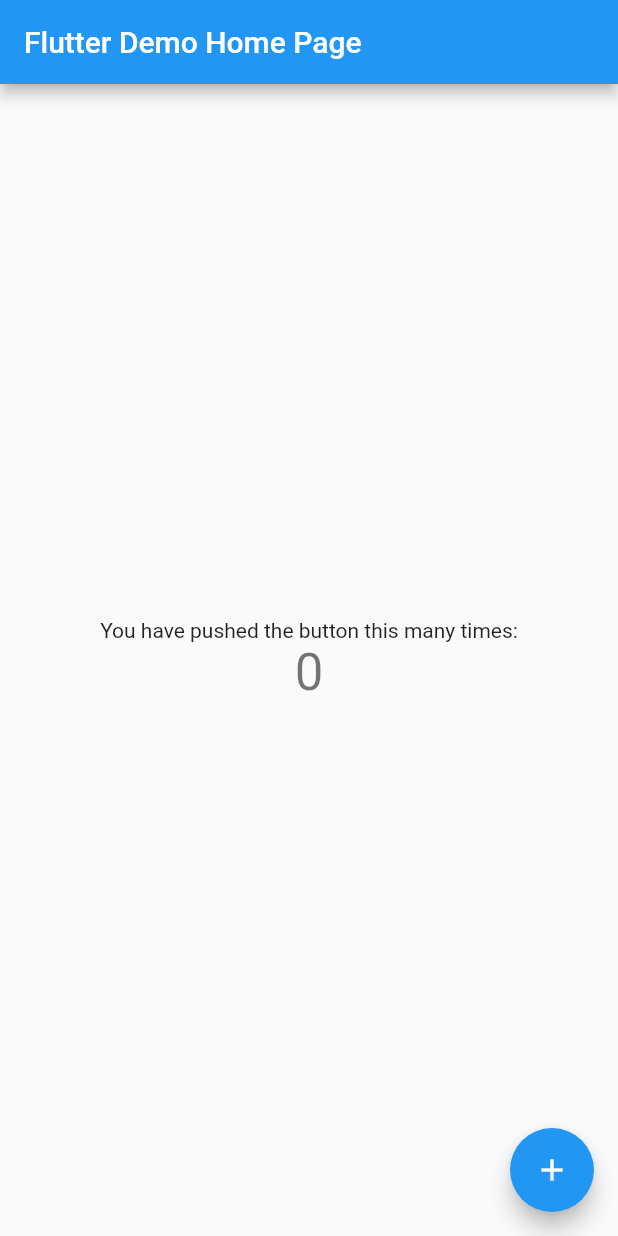
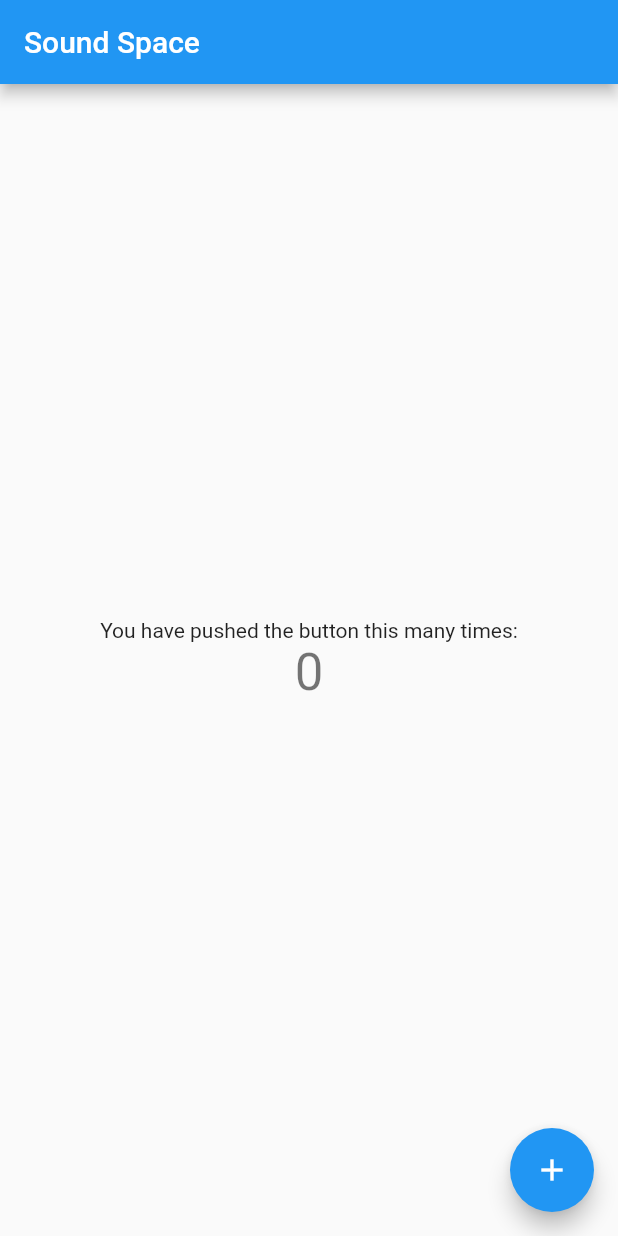
Before and after one commit to ChicoState/sound-space, a Flutter app: the screen it shows after launch, on a phone screen of 412 x 824 dp. Run offline on Flutter 3.47's test engine with Material 2 defaults, Android fonts, the phone set to English and light mode, and no system bars.

```diff
--- a/lib/main.dart
+++ b/lib/main.dart
@@ -11,7 +11,7 @@ class MyApp extends StatelessWidget {
   @override
   Widget build(BuildContext context) {
     return MaterialApp(
-      title: 'Flutter Demo',
+      title: 'Sound Space',
       theme: ThemeData(
         // This is the theme of your application.
         //
@@ -24,7 +24,7 @@ class MyApp extends StatelessWidget {
         // is not restarted.
         primarySwatch: Colors.blue,
       ),
-      home: const MyHomePage(title: 'Flutter Demo Home Page'),
+      home: const MyHomePage(title: 'Sound Space'),
     );
   }
 }
```
Also changed, not shown: 4 other files.
